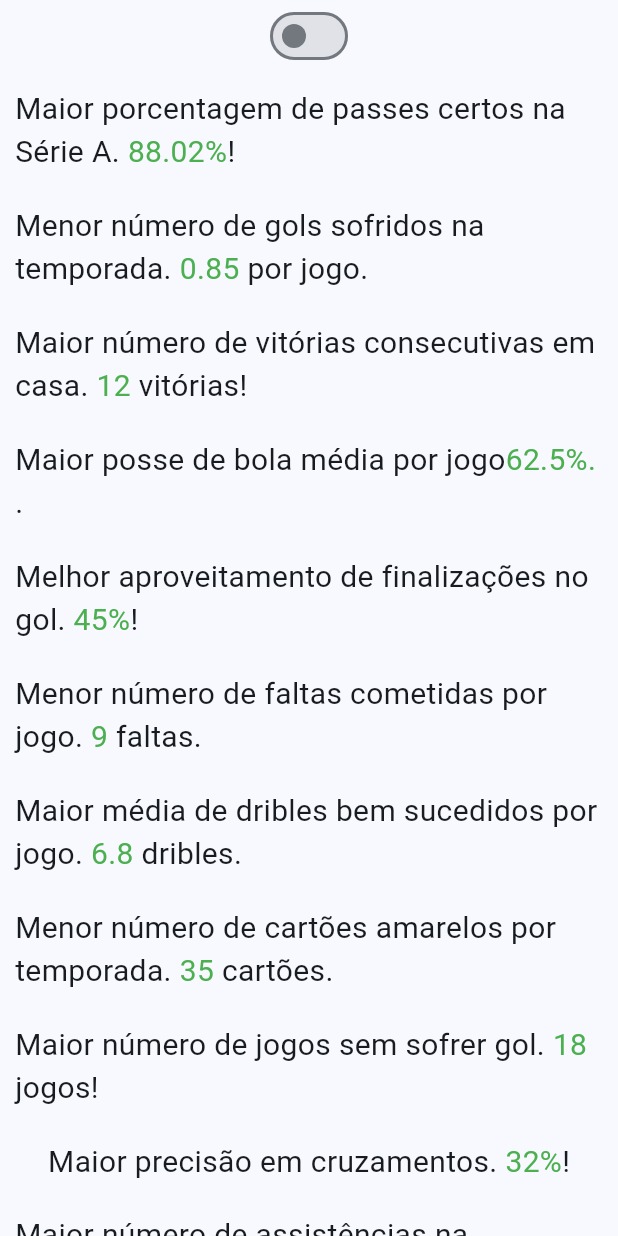
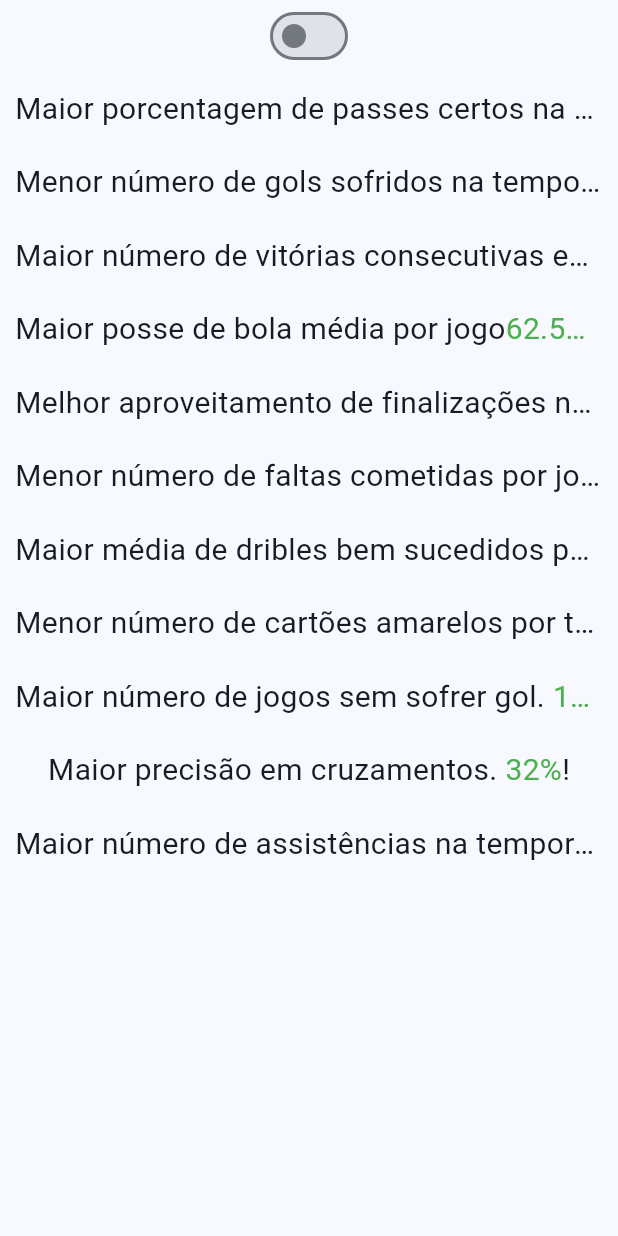
Before and after one commit to viniciusmarchioni/tccf, a Flutter app: the ListaPros widget shown alone on an empty page, opened directly, on a phone screen of 412 x 824 dp. Run offline on Flutter 3.47's test engine with Material 3 defaults, Android fonts, the phone set to English and light mode, and no system bars; network calls fail.

Commit message:
Corrigido alguns problemas de responsividade

```diff
--- a/lib/estatisticas_time.dart
+++ b/lib/estatisticas_time.dart
@@ -224,7 +224,8 @@ class _ListaProsState extends State<ListaPros> {
 
   @override
   Widget build(BuildContext context) {
-    return Column(
+    return Expanded(
+      child: Column(
         children: [
           Switch(
             value: switchValue,
@@ -239,6 +240,7 @@ class _ListaProsState extends State<ListaPros> {
               Container(
                   margin: const EdgeInsets.all(10),
                   child: Text.rich(
+                    overflow: TextOverflow.ellipsis,
                     style: const TextStyle(fontSize: 20),
                     TextSpan(children: [
                       TextSpan(text: i.desc),
@@ -253,6 +255,7 @@ class _ListaProsState extends State<ListaPros> {
               Container(
                   margin: const EdgeInsets.all(10),
                   child: Text.rich(
+                    overflow: TextOverflow.ellipsis,
                     style: const TextStyle(fontSize: 20),
                     TextSpan(children: [
                       TextSpan(text: i.desc),
@@ -264,6 +267,7 @@ class _ListaProsState extends State<ListaPros> {
                   ))
           ],
         ],
+      ),
     );
   }
 }
```
Also changed, not shown: lib/lista_resultados.dart (+3 -6 lines). Lines whose indentation alone changed are shown as unchanged.
